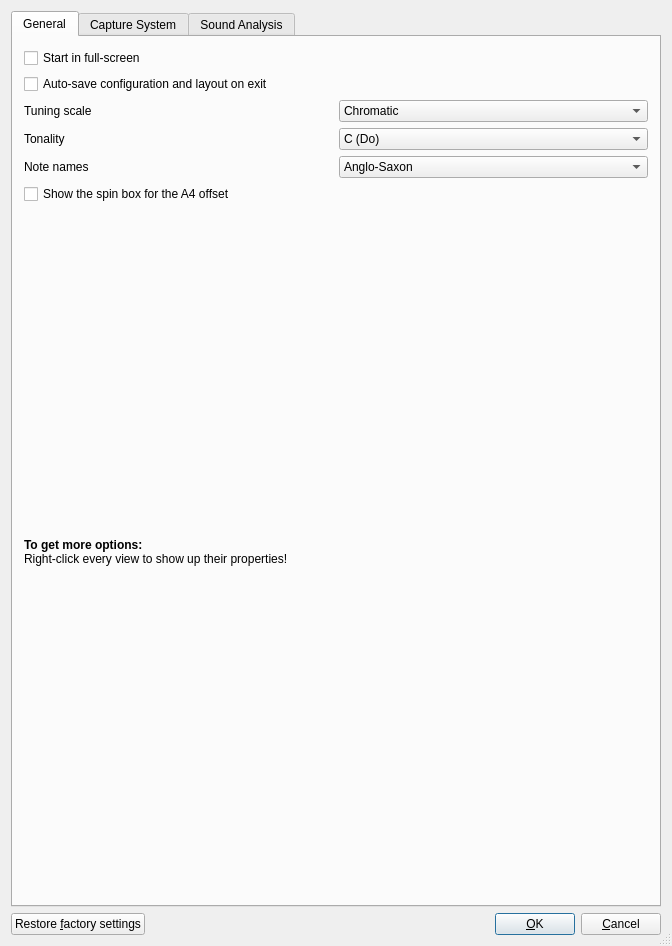
The window that ui/ConfigForm.ui (gillesdegottex/fmit) describes before a commit, drawn with Qt 5.
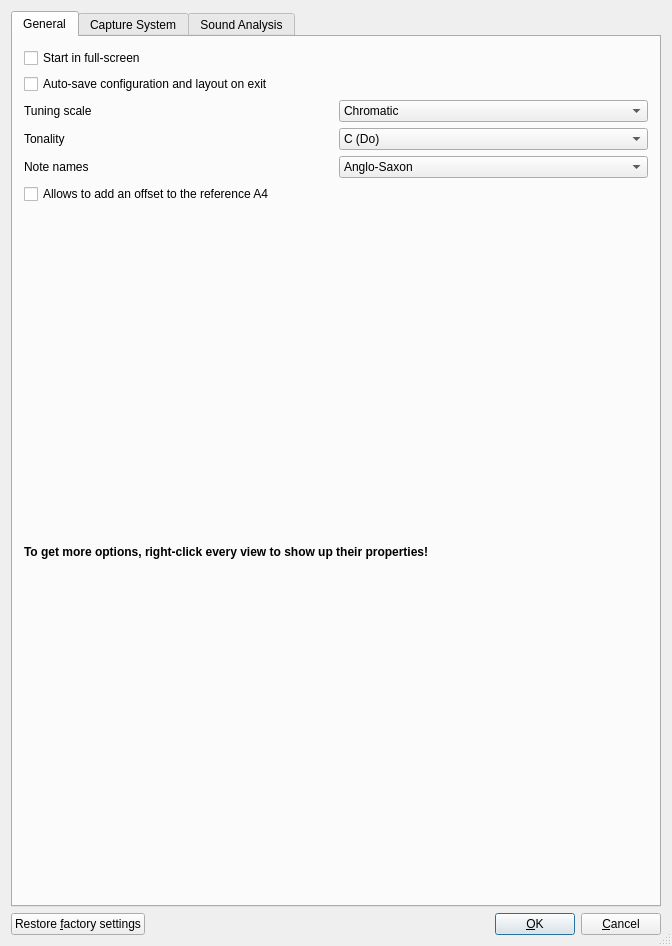
The same window after the commit. Icons and pictures are not drawn.

```diff
--- a/ui/ConfigForm.ui
+++ b/ui/ConfigForm.ui
@@ -214,7 +214,7 @@
        <item>
         <widget class="QCheckBox" name="ui_chkShowA4Offset">
          <property name="text">
-          <string>Show the spin box for the A4 offset</string>
+          <string>Allows to add an offset to the reference A4</string>
          </property>
         </widget>
        </item>
@@ -236,16 +236,12 @@
        </item>
        <item>
         <widget class="QLabel" name="textLabel1_5">
-         <property name="font">
-          <font/>
-         </property>
          <property name="text">
           <string>&lt;!DOCTYPE HTML PUBLIC &quot;-//W3C//DTD HTML 4.0//EN&quot; &quot;http://www.w3.org/TR/REC-html40/strict.dtd&quot;&gt;
 &lt;html&gt;&lt;head&gt;&lt;meta name=&quot;qrichtext&quot; content=&quot;1&quot; /&gt;&lt;style type=&quot;text/css&quot;&gt;
 p, li { white-space: pre-wrap; }
-&lt;/style&gt;&lt;/head&gt;&lt;body style=&quot; font-family:'Sans Serif'; font-size:9pt; font-weight:400; font-style:normal;&quot;&gt;
-&lt;p style=&quot; margin-top:0px; margin-bottom:0px; margin-left:0px; margin-right:0px; -qt-block-indent:0; text-indent:0px;&quot;&gt;&lt;span style=&quot; font-weight:600;&quot;&gt;To get more options:&lt;/span&gt;&lt;/p&gt;
-&lt;p style=&quot; margin-top:0px; margin-bottom:0px; margin-left:0px; margin-right:0px; -qt-block-indent:0; text-indent:0px;&quot;&gt;Right-click every view to show up their properties!&lt;/p&gt;&lt;/body&gt;&lt;/html&gt;</string>
+&lt;/style&gt;&lt;/head&gt;&lt;body&gt;
+&lt;p&gt;&lt;span style=&quot; font-weight:600;&quot;&gt;To get more options, right-click every view to show up their properties!&lt;/span&gt;&lt;/p&gt;&lt;/body&gt;&lt;/html&gt;</string>
          </property>
         </widget>
        </item>
```
